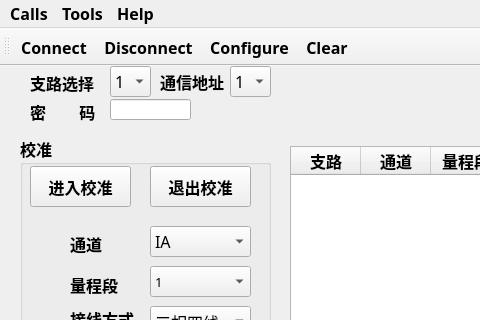
Above: serial/mainwindow.ui from isliulin/QT43 before the change; both pictures show x 0 to 480 and y 0 to 320 of the 757 by 492 pixel window. Below: the same form after it.
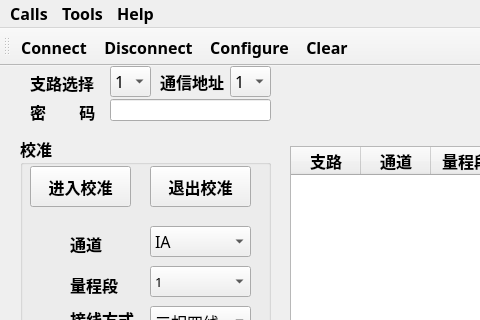
That is the form after the change. Icons and pictures are not drawn.

Patch:
```diff
--- a/serial/mainwindow.ui
+++ b/serial/mainwindow.ui
@@ -605,8 +605,8 @@
      <rect>
       <x>110</x>
       <y>33</y>
-      <width>81</width>
-      <height>21</height>
+      <width>161</width>
+      <height>22</height>
      </rect>
     </property>
     <property name="font">
@@ -616,6 +616,12 @@
       <bold>false</bold>
      </font>
     </property>
+    <property name="maxLength">
+     <number>8</number>
+    </property>
+    <property name="echoMode">
+     <enum>QLineEdit::Password</enum>
+    </property>
    </widget>
   </widget>
   <widget class="QMenuBar" name="menuBar">
```
Left out of the diff: 2 changed lines with no effect on the pictures.
